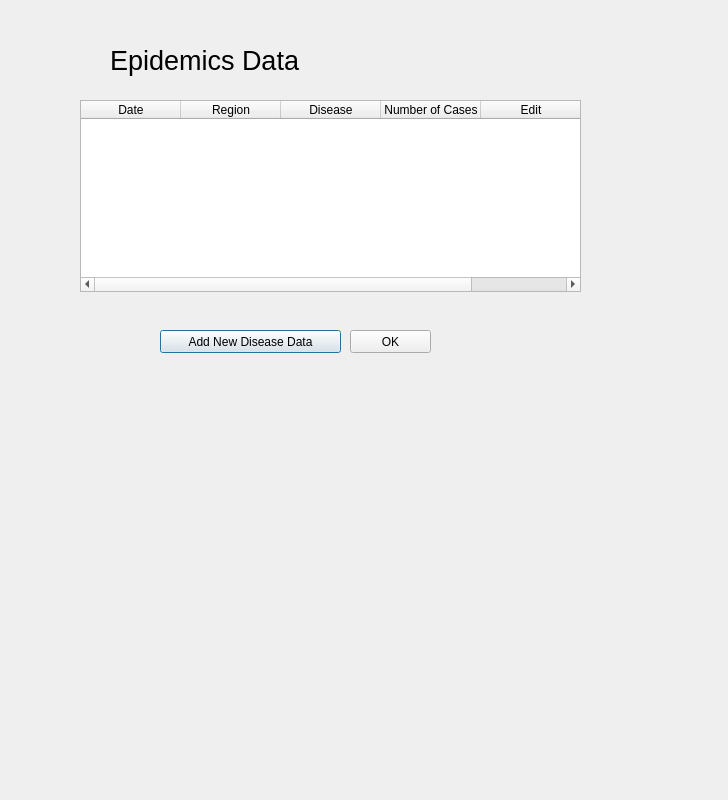
Before: the Qt Designer form OmegaSquaddApplication/viewthediseaseswindow.ui in paulina7m/COMP3004OmegaSquad, drawn with Qt 5.
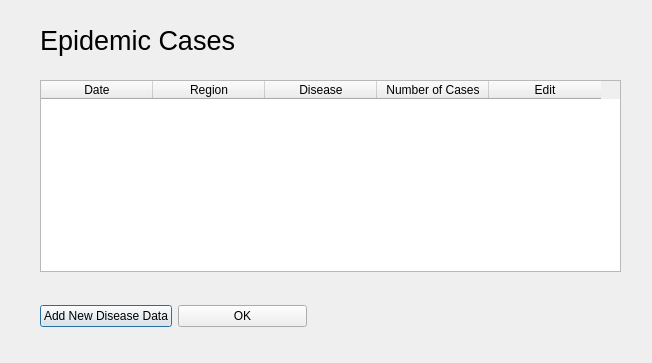
After: the same form once the commit is applied.

What changed in the file:
```diff
--- a/OmegaSquaddApplication/viewthediseaseswindow.ui
+++ b/OmegaSquaddApplication/viewthediseaseswindow.ui
@@ -6,8 +6,8 @@
    <rect>
     <x>0</x>
     <y>0</y>
-    <width>728</width>
-    <height>800</height>
+    <width>652</width>
+    <height>363</height>
    </rect>
   </property>
   <property name="windowTitle">
@@ -16,8 +16,8 @@
   <widget class="QLabel" name="label">
    <property name="geometry">
     <rect>
-     <x>110</x>
-     <y>40</y>
+     <x>40</x>
+     <y>20</y>
      <width>221</width>
      <height>41</height>
     </rect>
@@ -28,18 +28,24 @@
     </font>
    </property>
    <property name="text">
-    <string>Epidemics Data</string>
+    <string>Epidemic Cases</string>
    </property>
   </widget>
   <widget class="QTableWidget" name="tableWidget">
    <property name="geometry">
     <rect>
-     <x>80</x>
-     <y>100</y>
-     <width>501</width>
+     <x>40</x>
+     <y>80</y>
+     <width>581</width>
      <height>192</height>
     </rect>
    </property>
+   <property name="horizontalScrollBarPolicy">
+    <enum>Qt::ScrollBarAlwaysOff</enum>
+   </property>
+   <attribute name="horizontalHeaderDefaultSectionSize">
+    <number>112</number>
+   </attribute>
    <column>
     <property name="text">
      <string>Date</string>
@@ -66,31 +72,31 @@
     </property>
    </column>
   </widget>
-  <widget class="QPushButton" name="pushButton">
+  <widget class="QWidget" name="">
    <property name="geometry">
     <rect>
-     <x>160</x>
-     <y>330</y>
-     <width>181</width>
-     <height>23</height>
+     <x>40</x>
+     <y>300</y>
+     <width>267</width>
+     <height>32</height>
     </rect>
    </property>
-   <property name="text">
-    <string>Add New Disease Data</string>
-   </property>
-  </widget>
-  <widget class="QPushButton" name="pushButton_2">
-   <property name="geometry">
-    <rect>
-     <x>350</x>
-     <y>330</y>
-     <width>81</width>
-     <height>23</height>
-    </rect>
-   </property>
-   <property name="text">
-    <string>OK</string>
-   </property>
+   <layout class="QHBoxLayout" name="horizontalLayout">
+    <item>
+     <widget class="QPushButton" name="pushButton">
+      <property name="text">
+       <string>Add New Disease Data</string>
+      </property>
+     </widget>
+    </item>
+    <item>
+     <widget class="QPushButton" name="pushButton_2">
+      <property name="text">
+       <string>OK</string>
+      </property>
+     </widget>
+    </item>
+   </layout>
   </widget>
  </widget>
  <resources/>
```
